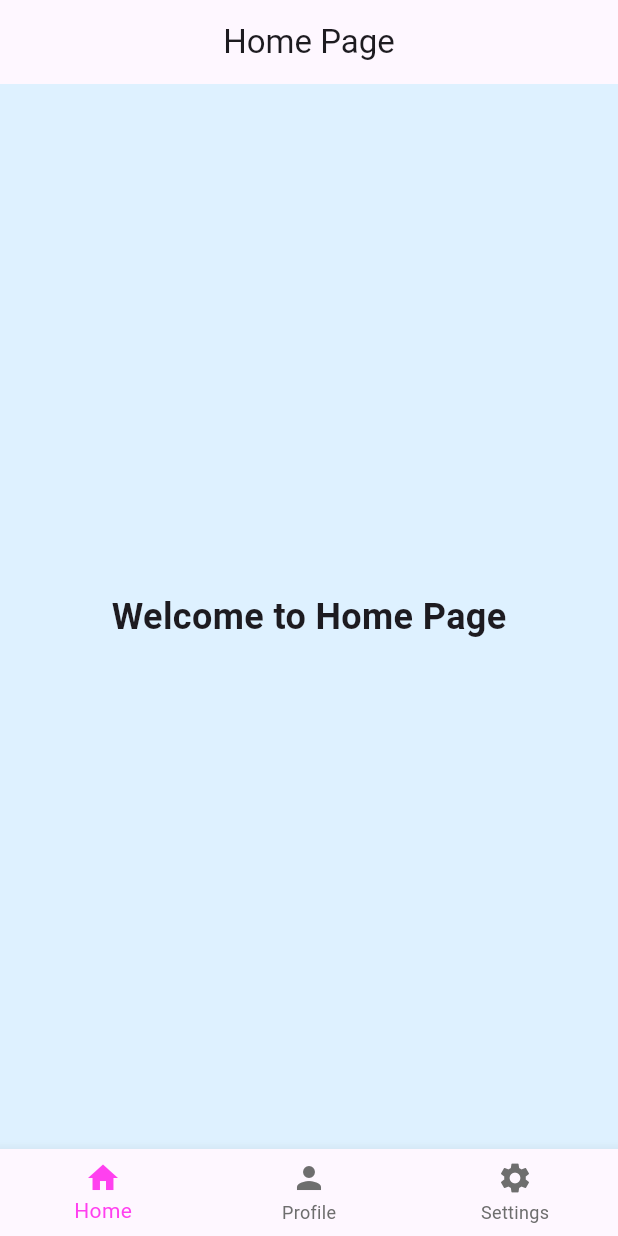
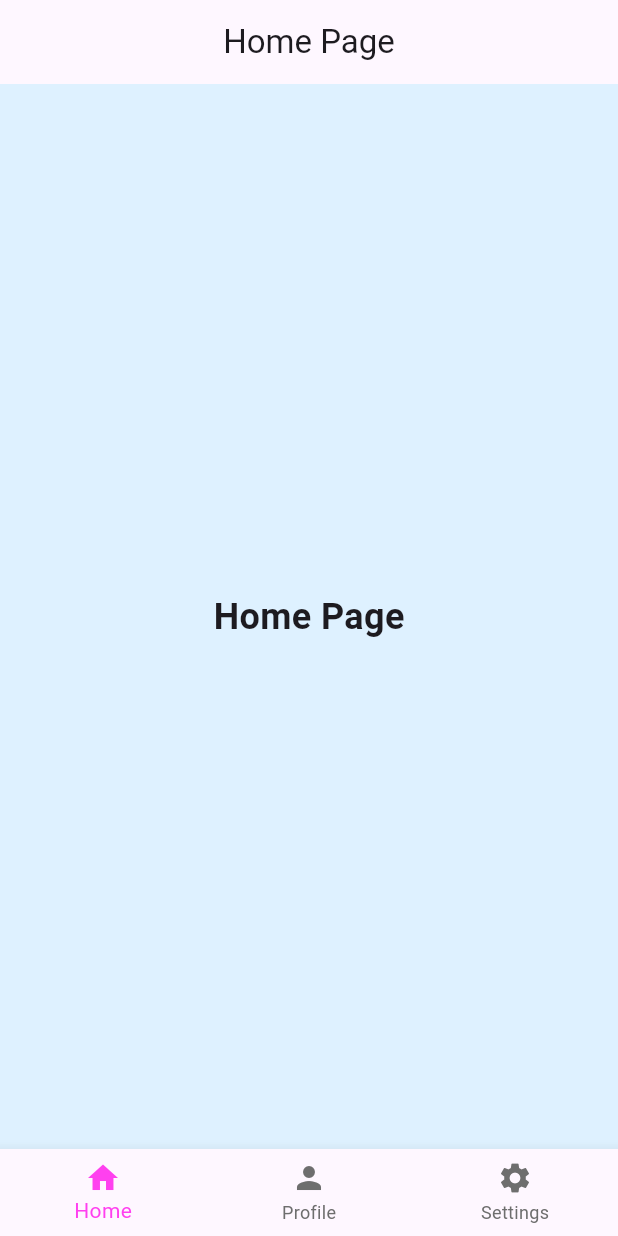
Before and after one commit to teukk/week5_lab, a Flutter app: the screen it shows after launch, on a phone screen of 412 x 824 dp. Run offline on Flutter 3.47's test engine with Material 3 defaults, Android fonts, the phone set to English and light mode, and no system bars.

Commit message:
Update home_page.dart

```diff
--- a/lib/home_page.dart
+++ b/lib/home_page.dart
@@ -13,7 +13,7 @@ class HomePage extends StatelessWidget {
       ),
       body: const Center(
         child: Text(
-          'Welcome to Home Page',
+          'Home Page',
           style: TextStyle(
             fontSize: 24,
             fontWeight: FontWeight.bold,
```
